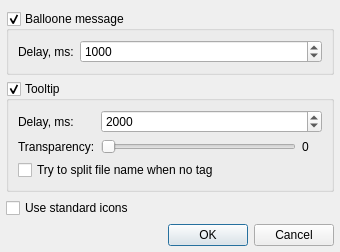
Before: the Qt Designer form src/plugins/General/statusicon/settingsdialog.ui in ksv1986/qmmp-staging, drawn with Qt 5.
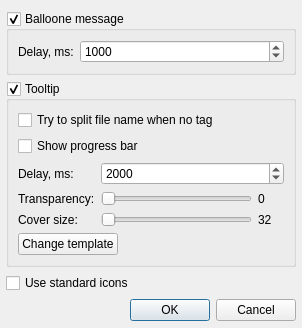
After: the same form once the commit is applied.

Commit message: added template editor, improved status icon plugin

The edit to the form file:
```diff
--- a/src/plugins/General/statusicon/settingsdialog.ui
+++ b/src/plugins/General/statusicon/settingsdialog.ui
@@ -6,8 +6,8 @@
    <rect>
     <x>0</x>
     <y>0</y>
-    <width>340</width>
-    <height>237</height>
+    <width>302</width>
+    <height>322</height>
    </rect>
   </property>
   <property name="windowTitle">
@@ -23,34 +23,58 @@
    <property name="bottomMargin">
     <number>6</number>
    </property>
-   <item row="13" column="0" colspan="2">
-    <spacer>
-     <property name="orientation">
-      <enum>Qt::Horizontal</enum>
+   <item row="0" column="0" colspan="2">
+    <widget class="QGroupBox" name="messageGroupBox">
+     <property name="title">
+      <string>Balloone message</string>
      </property>
-     <property name="sizeHint" stdset="0">
-      <size>
-       <width>150</width>
-       <height>18</height>
-      </size>
+     <property name="checkable">
+      <bool>true</bool>
      </property>
-    </spacer>
-   </item>
-   <item row="13" column="2">
-    <widget class="QDialogButtonBox" name="buttonBox">
-     <property name="sizePolicy">
-      <sizepolicy hsizetype="Maximum" vsizetype="Fixed">
-       <horstretch>0</horstretch>
-       <verstretch>0</verstretch>
-      </sizepolicy>
-     </property>
-     <property name="standardButtons">
-      <set>QDialogButtonBox::Cancel|QDialogButtonBox::Ok</set>
-     </property>
+     <layout class="QHBoxLayout" name="horizontalLayout">
+      <item>
+       <widget class="QLabel" name="label_3">
+        <property name="text">
+         <string>Delay, ms:</string>
+        </property>
+        <property name="alignment">
+         <set>Qt::AlignLeading|Qt::AlignLeft|Qt::AlignVCenter</set>
+        </property>
+       </widget>
+      </item>
+      <item>
+       <widget class="QSpinBox" name="messageDelaySpinBox">
+        <property name="sizePolicy">
+         <sizepolicy hsizetype="Expanding" vsizetype="Fixed">
+          <horstretch>0</horstretch>
+          <verstretch>0</verstretch>
+         </sizepolicy>
+        </property>
+        <property name="minimum">
+         <number>100</number>
+        </property>
+        <property name="maximum">
+         <number>10000</number>
+        </property>
+        <property name="singleStep">
+         <number>100</number>
+        </property>
+        <property name="value">
+         <number>1000</number>
+        </property>
+       </widget>
+      </item>
+     </layout>
     </widget>
    </item>
-   <item row="9" column="0" colspan="3">
+   <item row="1" column="0" colspan="2">
     <widget class="QGroupBox" name="niceTooltipGroupBox">
+     <property name="sizePolicy">
+      <sizepolicy hsizetype="Preferred" vsizetype="Expanding">
+       <horstretch>0</horstretch>
+       <verstretch>0</verstretch>
+      </sizepolicy>
+     </property>
      <property name="title">
       <string>Tooltip</string>
      </property>
@@ -61,15 +85,35 @@
       <bool>true</bool>
      </property>
      <layout class="QGridLayout" name="gridLayout_2">
-      <item row="0" column="0">
+      <item row="0" column="0" colspan="2">
+       <widget class="QCheckBox" name="niceTooltipSplitCheckBox">
+        <property name="text">
+         <string>Try to split file name when no tag</string>
+        </property>
+       </widget>
+      </item>
+      <item row="1" column="0" colspan="2">
+       <widget class="QCheckBox" name="progressCheckBox">
+        <property name="text">
+         <string>Show progress bar</string>
+        </property>
+       </widget>
+      </item>
+      <item row="2" column="0">
        <widget class="QLabel" name="niceTooltipDelayLabel">
         <property name="text">
          <string>Delay, ms:</string>
         </property>
        </widget>
       </item>
-      <item row="0" column="1">
+      <item row="2" column="1">
        <widget class="QSpinBox" name="niceTooltipDelaySpinBox">
+        <property name="sizePolicy">
+         <sizepolicy hsizetype="Preferred" vsizetype="Fixed">
+          <horstretch>0</horstretch>
+          <verstretch>0</verstretch>
+         </sizepolicy>
+        </property>
         <property name="maximum">
          <number>10000</number>
         </property>
@@ -81,15 +125,15 @@
         </property>
        </widget>
       </item>
-      <item row="1" column="0">
+      <item row="3" column="0">
        <widget class="QLabel" name="transparencyLabel">
         <property name="text">
          <string>Transparency:</string>
         </property>
        </widget>
       </item>
-      <item row="1" column="1">
-       <layout class="QHBoxLayout" name="horizontalLayout_2">
+      <item row="3" column="1">
+       <layout class="QHBoxLayout" name="horizontalLayout_3">
         <item>
          <widget class="QSlider" name="transparencySlider">
           <property name="maximum">
@@ -113,7 +157,7 @@
           </property>
           <property name="minimumSize">
            <size>
-            <width>20</width>
+            <width>26</width>
             <height>0</height>
            </size>
           </property>
@@ -124,67 +168,115 @@
         </item>
        </layout>
       </item>
-      <item row="2" column="0" colspan="2">
-       <widget class="QCheckBox" name="niceTooltipSplitCheckBox">
+      <item row="4" column="0">
+       <widget class="QLabel" name="transparencyLabel_2">
         <property name="text">
-         <string>Try to split file name when no tag</string>
+         <string>Cover size:</string>
         </property>
        </widget>
       </item>
-     </layout>
-    </widget>
-   </item>
-   <item row="7" column="0" colspan="3">
-    <widget class="QGroupBox" name="messageGroupBox">
-     <property name="title">
-      <string>Balloone message</string>
-     </property>
-     <property name="checkable">
-      <bool>true</bool>
-     </property>
-     <layout class="QHBoxLayout" name="horizontalLayout">
-      <item>
-       <widget class="QLabel" name="label_3">
-        <property name="text">
-         <string>Delay, ms:</string>
-        </property>
-        <property name="alignment">
-         <set>Qt::AlignLeading|Qt::AlignLeft|Qt::AlignVCenter</set>
-        </property>
-       </widget>
+      <item row="4" column="1">
+       <layout class="QHBoxLayout" name="horizontalLayout_2">
+        <item>
+         <widget class="QSlider" name="coverSizeSlider">
+          <property name="minimum">
+           <number>32</number>
+          </property>
+          <property name="maximum">
+           <number>160</number>
+          </property>
+          <property name="pageStep">
+           <number>16</number>
+          </property>
+          <property name="orientation">
+           <enum>Qt::Horizontal</enum>
+          </property>
+          <property name="tickPosition">
+           <enum>QSlider::NoTicks</enum>
+          </property>
+         </widget>
+        </item>
+        <item>
+         <widget class="QLabel" name="niceTooltipOpacityValueLabel_2">
+          <property name="sizePolicy">
+           <sizepolicy hsizetype="Maximum" vsizetype="Preferred">
+            <horstretch>3</horstretch>
+            <verstretch>0</verstretch>
+           </sizepolicy>
+          </property>
+          <property name="minimumSize">
+           <size>
+            <width>26</width>
+            <height>0</height>
+           </size>
+          </property>
+          <property name="text">
+           <string>32</string>
+          </property>
+         </widget>
+        </item>
+       </layout>
       </item>
-      <item>
-       <widget class="QSpinBox" name="messageDelaySpinBox">
-        <property name="sizePolicy">
-         <sizepolicy hsizetype="Expanding" vsizetype="Fixed">
-          <horstretch>0</horstretch>
-          <verstretch>0</verstretch>
-         </sizepolicy>
-        </property>
-        <property name="minimum">
-         <number>100</number>
-        </property>
-        <property name="maximum">
-         <number>10000</number>
-        </property>
-        <property name="singleStep">
-         <number>100</number>
-        </property>
-        <property name="value">
-         <number>1000</number>
-        </property>
-       </widget>
+      <item row="5" column="0" colspan="2">
+       <layout class="QHBoxLayout" name="horizontalLayout_4">
+        <item>
+         <widget class="QPushButton" name="templateButton">
+          <property name="text">
+           <string>Change template</string>
+          </property>
+         </widget>
+        </item>
+        <item>
+         <spacer name="horizontalSpacer_3">
+          <property name="orientation">
+           <enum>Qt::Horizontal</enum>
+          </property>
+          <property name="sizeHint" stdset="0">
+           <size>
+            <width>40</width>
+            <height>20</height>
+           </size>
+          </property>
+         </spacer>
+        </item>
+       </layout>
       </item>
      </layout>
     </widget>
    </item>
-   <item row="12" column="0" colspan="3">
+   <item row="2" column="0" colspan="2">
     <widget class="QCheckBox" name="standardIconsCheckBox">
      <property name="text">
       <string>Use standard icons</string>
      </property>
     </widget>
    </item>
+   <item row="3" column="0">
+    <spacer name="horizontalSpacer">
+     <property name="orientation">
+      <enum>Qt::Horizontal</enum>
+     </property>
+     <property name="sizeHint" stdset="0">
+      <size>
+       <width>279</width>
+       <height>23</height>
+      </size>
+     </property>
+    </spacer>
+   </item>
+   <item row="3" column="1">
+    <widget class="QDialogButtonBox" name="buttonBox">
+     <property name="sizePolicy">
+      <sizepolicy hsizetype="Maximum" vsizetype="Fixed">
+       <horstretch>0</horstretch>
+       <verstretch>0</verstretch>
+      </sizepolicy>
+     </property>
+     <property name="standardButtons">
+      <set>QDialogButtonBox::Cancel|QDialogButtonBox::Ok</set>
+     </property>
+    </widget>
+   </item>
   </layout>
  </widget>
  <resources/>
```
Left out of the diff: 32 changed lines with no effect on the pictures. The commit also changes 35 other files.
